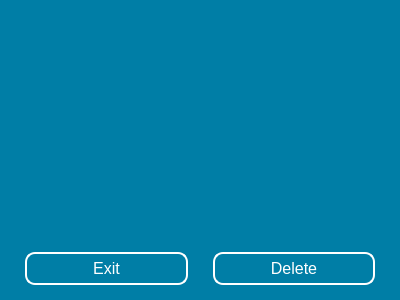
Old version of the form ui files/delete_notes.ui in the repository daniel-deru/Runner2.
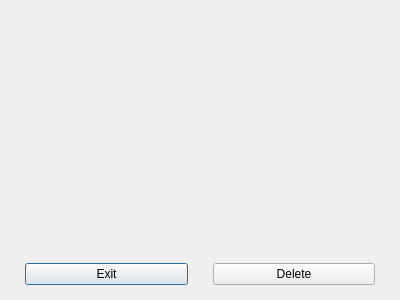
New version of the form.

Commit message: changed button size to accomodate different fonts. changed database to order notes.

What changed in the file:
```diff
--- a/ui files/delete_notes.ui
+++ b/ui files/delete_notes.ui
@@ -14,32 +14,7 @@
    <string>Delete Notes</string>
   </property>
   <property name="styleSheet">
-   <string notr="true">QPushButton {
-	color: white;
-	font-size: 16px;
-	border: 2px solid white;
-	border-radius: 10px;
-	background-color: transparent;
-	padding: 5px;
-}
-
-QPushButton:pressed {
-	color: #007ea6;
-	background-color: white;
-}
-
-QDialog {
-	background-color: #007ea6;
-}
-
-QCheckBox {
-	color: white;
-	font-size: 16px;
-}
-
-QWidget {
-	background-color: #007ea6;
-}</string>
+   <string notr="true"/>
   </property>
   <layout class="QVBoxLayout" name="verticalLayout">
    <property name="spacing">
@@ -74,7 +49,7 @@
         <x>0</x>
         <y>0</y>
         <width>400</width>
-        <height>237</height>
+        <height>247</height>
        </rect>
       </property>
       <layout class="QVBoxLayout" name="verticalLayout_2"/>
```
The commit also changes 32 other files.
